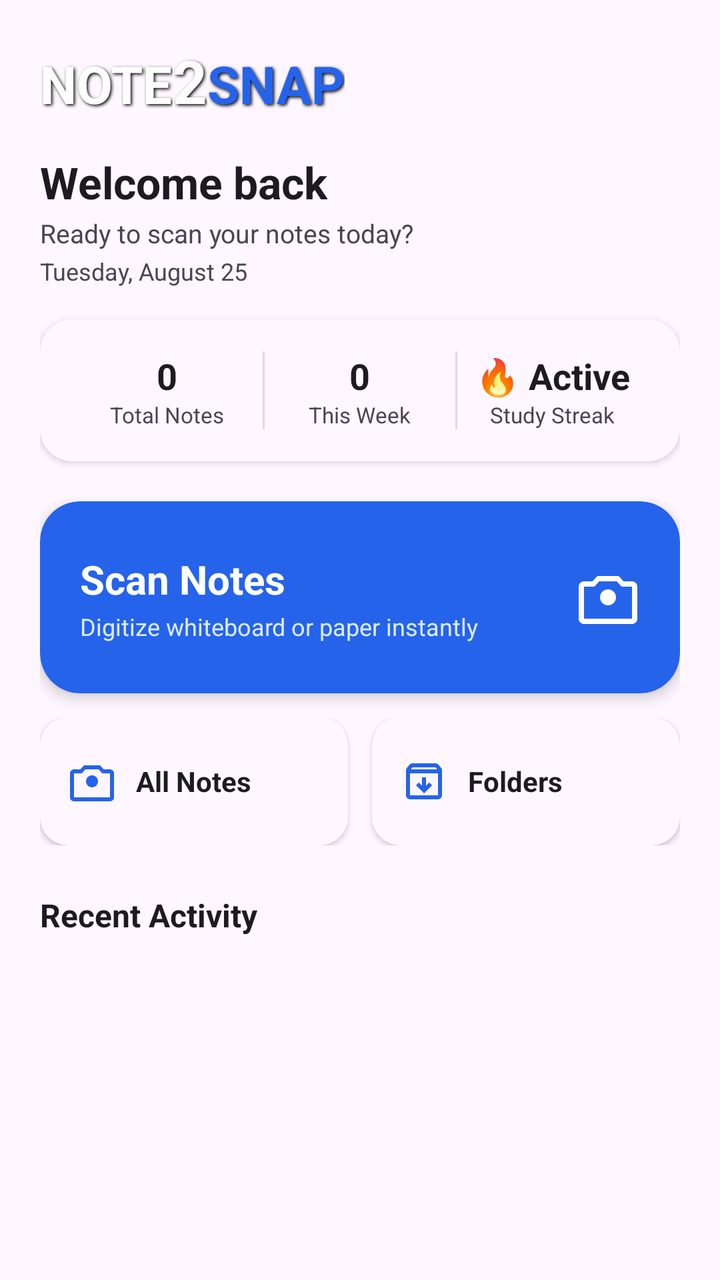
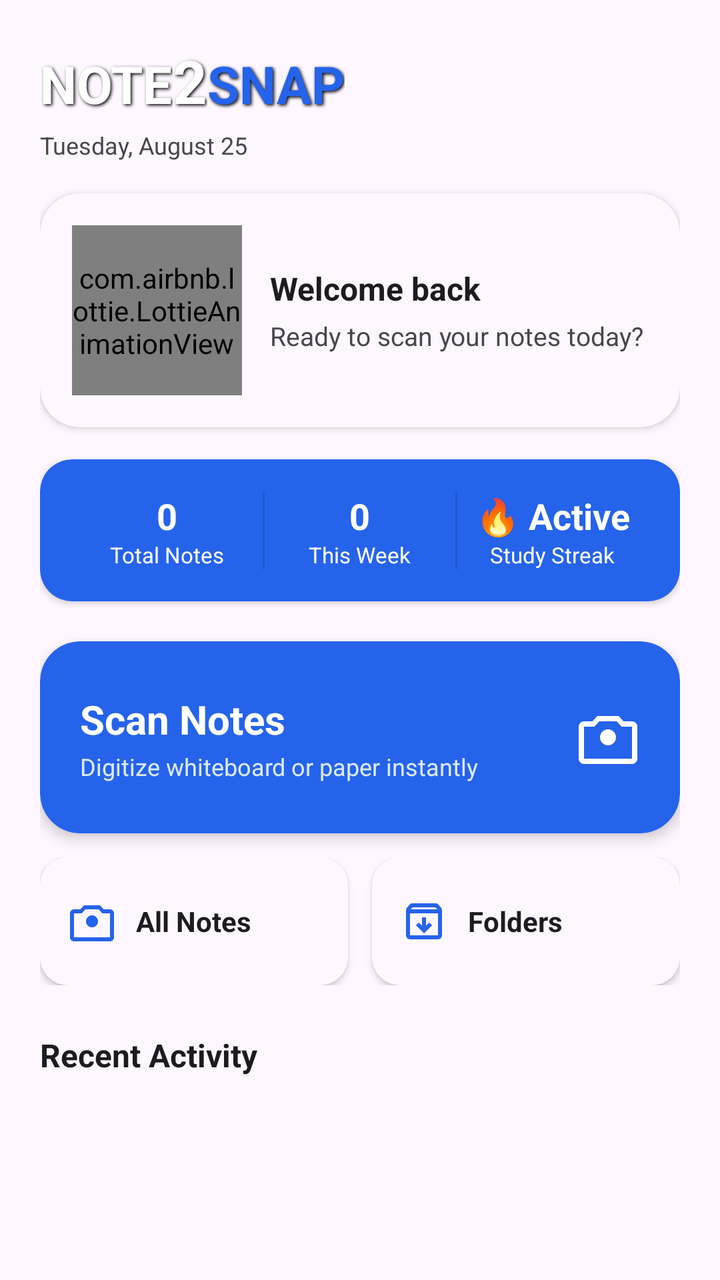

Two renders of the same Android screen: before a commit and after it. Below are the layout's source before the change and the commit's diff.
<!-- AndroidManifest.xml: application theme Theme.Note2Snap -->
<!-- res/layout/fragment_home.xml -->
<?xml version="1.0" encoding="utf-8"?>
<ScrollView xmlns:android="http://schemas.android.com/apk/res/android"
    xmlns:app="http://schemas.android.com/apk/res-auto"
    android:layout_width="match_parent"
    android:layout_height="match_parent"
    android:background="?android:attr/colorBackground"
    android:fillViewport="true">

    <LinearLayout
        android:layout_width="match_parent"
        android:layout_height="wrap_content"
        android:orientation="vertical"
        android:padding="20dp">

        
        <LinearLayout
            android:layout_width="wrap_content"
            android:layout_height="wrap_content"
            android:orientation="horizontal">

            <TextView
                android:id="@+id/tvTitleNote"
                android:layout_width="wrap_content"
                android:layout_height="wrap_content"
                android:shadowColor="#000000"
                android:shadowDx="2"
                android:shadowDy="2"
                android:shadowRadius="4"
                android:text="NOTE"
                android:textColor="#FFFFFF"
                android:textSize="26sp"
                android:textStyle="bold" />

            <TextView
                android:id="@+id/tvTitle2"
                android:layout_width="wrap_content"
                android:layout_height="wrap_content"
                android:text="2"
                android:textColor="#FFFFFF"
                android:textSize="30sp"
                android:textStyle="bold"
                android:shadowColor="#000000"
                android:shadowDx="2"
                android:shadowDy="2"
                android:shadowRadius="4" />

            <TextView
                android:id="@+id/tvTitleSnap"
                android:layout_width="wrap_content"
                android:layout_height="wrap_content"
                android:shadowColor="#000000"
                android:shadowDx="2"
                android:shadowDy="2"
                android:shadowRadius="4"
                android:text="SNAP"
                android:textColor="#2563EB"
                android:textSize="26sp"
                android:textStyle="bold" />
        </LinearLayout>

        
        <TextView
            android:id="@+id/tvGreeting"
            android:layout_width="wrap_content"
            android:layout_height="wrap_content"
            android:layout_marginTop="16dp"
            android:text="Welcome back"
            android:textColor="?android:attr/textColorPrimary"
            android:textSize="22sp"
            android:textStyle="bold" />

        <TextView
            android:id="@+id/tvGreetingSubtitle"
            android:layout_width="wrap_content"
            android:layout_height="wrap_content"
            android:layout_marginTop="2dp"
            android:text="Ready to scan your notes today?"
            android:textColor="?android:attr/textColorSecondary"
            android:textSize="13sp" />

        <TextView
            android:id="@+id/tvDate"
            android:layout_width="wrap_content"
            android:layout_height="wrap_content"
            android:layout_marginTop="2dp"
            android:text="Tuesday, August 25"
            android:textColor="?android:attr/textColorSecondary"
            android:textSize="12sp" />

        
        <androidx.cardview.widget.CardView
            android:layout_width="match_parent"
            android:layout_height="wrap_content"
            android:layout_marginTop="16dp"
            app:cardBackgroundColor="?attr/colorSurface"
            app:cardCornerRadius="16dp"
            app:cardElevation="2dp">

            <LinearLayout
                android:layout_width="match_parent"
                android:layout_height="wrap_content"
                android:orientation="horizontal"
                android:padding="16dp"
                android:weightSum="3">

                <LinearLayout
                    android:layout_width="0dp"
                    android:layout_height="wrap_content"
                    android:layout_weight="1"
                    android:gravity="center"
                    android:orientation="vertical">

                    <TextView
                        android:id="@+id/tvStatTotal"
                        android:layout_width="wrap_content"
                        android:layout_height="wrap_content"
                        android:text="0"
                        android:textColor="?android:attr/textColorPrimary"
                        android:textSize="18sp"
                        android:textStyle="bold" />

                    <TextView
                        android:layout_width="wrap_content"
                        android:layout_height="wrap_content"
                        android:text="Total Notes"
                        android:textColor="?android:attr/textColorSecondary"
                        android:textSize="11sp" />
                </LinearLayout>

                <View
                    android:layout_width="1dp"
                    android:layout_height="match_parent"
                    android:background="?android:attr/dividerVertical" />

                <LinearLayout
                    android:layout_width="0dp"
                    android:layout_height="wrap_content"
                    android:layout_weight="1"
                    android:gravity="center"
                    android:orientation="vertical">

                    <TextView
                        android:id="@+id/tvStatWeek"
                        android:layout_width="wrap_content"
                        android:layout_height="wrap_content"
                        android:text="0"
                        android:textColor="?android:attr/textColorPrimary"
                        android:textSize="18sp"
                        android:textStyle="bold" />

                    <TextView
                        android:layout_width="wrap_content"
                        android:layout_height="wrap_content"
                        android:text="This Week"
                        android:textColor="?android:attr/textColorSecondary"
                        android:textSize="11sp" />
                </LinearLayout>

                <View
                    android:layout_width="1dp"
                    android:layout_height="match_parent"
                    android:background="?android:attr/dividerVertical" />

                <LinearLayout
                    android:layout_width="0dp"
                    android:layout_height="wrap_content"
                    android:layout_weight="1"
                    android:gravity="center"
                    android:orientation="vertical">

                    <TextView
                        android:id="@+id/tvStatStreak"
                        android:layout_width="wrap_content"
                        android:layout_height="wrap_content"
                        android:text="🔥 Active"
                        android:textColor="?android:attr/textColorPrimary"
                        android:textSize="18sp"
                        android:textStyle="bold" />

                    <TextView
                        android:layout_width="wrap_content"
                        android:layout_height="wrap_content"
                        android:text="Study Streak"
                        android:textColor="?android:attr/textColorSecondary"
                        android:textSize="11sp" />
                </LinearLayout>
            </LinearLayout>
        </androidx.cardview.widget.CardView>

        
        <androidx.cardview.widget.CardView
            android:id="@+id/cardScan"
            android:layout_width="match_parent"
            android:layout_height="96dp"
            android:layout_marginTop="20dp"
            android:clickable="true"
            android:focusable="true"
            android:foreground="?attr/selectableItemBackground"
            app:cardBackgroundColor="#2563EB"
            app:cardCornerRadius="20dp"
            app:cardElevation="4dp">

            <RelativeLayout
                android:layout_width="match_parent"
                android:layout_height="match_parent"
                android:padding="20dp">

                <LinearLayout
                    android:layout_width="wrap_content"
                    android:layout_height="wrap_content"
                    android:layout_centerVertical="true"
                    android:orientation="vertical">

                    <TextView
                        android:layout_width="wrap_content"
                        android:layout_height="wrap_content"
                        android:text="Scan Notes"
                        android:textColor="#FFFFFF"
                        android:textSize="20sp"
                        android:textStyle="bold" />

                    <TextView
                        android:layout_width="wrap_content"
                        android:layout_height="wrap_content"
                        android:layout_marginTop="2dp"
                        android:text="Digitize whiteboard or paper instantly"
                        android:textColor="#DBEAFE"
                        android:textSize="12sp" />
                </LinearLayout>

                <ImageView
                    android:layout_width="32dp"
                    android:layout_height="32dp"
                    android:layout_alignParentEnd="true"
                    android:layout_centerVertical="true"
                    android:src="@drawable/ic_camera"
                    app:tint="#FFFFFF" />
            </RelativeLayout>
        </androidx.cardview.widget.CardView>

        
        <LinearLayout
            android:layout_width="match_parent"
            android:layout_height="wrap_content"
            android:layout_marginTop="12dp"
            android:orientation="horizontal"
            android:weightSum="2">

            
            <androidx.cardview.widget.CardView
                android:id="@+id/cardNotes"
                android:layout_width="0dp"
                android:layout_height="64dp"
                android:layout_marginEnd="6dp"
                android:layout_weight="1"
                android:clickable="true"
                android:focusable="true"
                android:foreground="?attr/selectableItemBackground"
                app:cardBackgroundColor="?attr/colorSurface"
                app:cardCornerRadius="14dp"
                app:cardElevation="2dp">

                <LinearLayout
                    android:layout_width="match_parent"
                    android:layout_height="match_parent"
                    android:gravity="center_vertical"
                    android:orientation="horizontal"
                    android:paddingHorizontal="14dp">

                    <ImageView
                        android:layout_width="24dp"
                        android:layout_height="24dp"
                        android:src="@drawable/ic_camera"
                        app:tint="#2563EB" />

                    <TextView
                        android:layout_width="wrap_content"
                        android:layout_height="wrap_content"
                        android:layout_marginStart="10dp"
                        android:text="All Notes"
                        android:textColor="?android:attr/textColorPrimary"
                        android:textSize="14sp"
                        android:textStyle="bold" />
                </LinearLayout>
            </androidx.cardview.widget.CardView>

            
            <androidx.cardview.widget.CardView
                android:id="@+id/cardFolders"
                android:layout_width="0dp"
                android:layout_height="64dp"
                android:layout_marginStart="6dp"
                android:layout_weight="1"
                android:clickable="true"
                android:focusable="true"
                android:foreground="?attr/selectableItemBackground"
                app:cardBackgroundColor="?attr/colorSurface"
                app:cardCornerRadius="14dp"
                app:cardElevation="2dp">

                <LinearLayout
                    android:layout_width="match_parent"
                    android:layout_height="match_parent"
                    android:gravity="center_vertical"
                    android:orientation="horizontal"
                    android:paddingHorizontal="14dp">

                    <ImageView
                        android:layout_width="24dp"
                        android:layout_height="24dp"
                        android:src="@drawable/ic_folder"
                        app:tint="#2563EB" />

                    <TextView
                        android:layout_width="wrap_content"
                        android:layout_height="wrap_content"
                        android:layout_marginStart="10dp"
                        android:text="Folders"
                        android:textColor="?android:attr/textColorPrimary"
                        android:textSize="14sp"
                        android:textStyle="bold" />
                </LinearLayout>
            </androidx.cardview.widget.CardView>
        </LinearLayout>

        
        <TextView
            android:layout_width="wrap_content"
            android:layout_height="wrap_content"
            android:layout_marginTop="24dp"
            android:text="Recent Activity"
            android:textColor="?android:attr/textColorPrimary"
            android:textSize="16sp"
            android:textStyle="bold" />

        <TextView
            android:id="@+id/tvEmptyRecent"
            android:layout_width="wrap_content"
            android:layout_height="wrap_content"
            android:layout_marginTop="10dp"
            android:text="No recent notes found. Tap 'Scan Notes' to get started!"
            android:textColor="?android:attr/textColorSecondary"
            android:textSize="13sp"
            android:visibility="gone" />

        <androidx.recyclerview.widget.RecyclerView
            android:id="@+id/rvRecentNotes"
            android:layout_width="match_parent"
            android:layout_height="wrap_content"
            android:layout_marginTop="10dp"
            android:orientation="horizontal"
            app:layoutManager="androidx.recyclerview.widget.LinearLayoutManager" />

    </LinearLayout>
</ScrollView>
<!-- resources referenced by this layout -->
<resources>
  <!-- drawable ic_camera (drawable) -->
  <?xml version="1.0" encoding="utf-8"?>
  <vector xmlns:android="http://schemas.android.com/apk/res/android"
      android:width="24dp"
      android:height="24dp"
      android:viewportWidth="24"
      android:viewportHeight="24">
      <path
          android:fillColor="#FF111111"
          android:pathData="M12,15c1.66,0 3,-1.34 3,-3s-1.34,-3 -3,-3 -3,1.34 -3,3 1.34,3 3,3zm9,-9h-3.17L16,4H8L6.17,6H3c-1.1,0 -2,0.9 -2,2v12c0,1.1 0.9,2 2,2h18c1.1,0 2,-0.9 2,-2V8c0,-1.1 -0.9,-2 -2,-2zm0,14H3V8h3.88l1.83,-2h6.58l1.83,2H21v12z" />
  </vector>
  <!-- drawable ic_folder (drawable) -->
  <vector xmlns:android="http://schemas.android.com/apk/res/android" android:height="24dp" android:tint="#FFFFFF" android:viewportHeight="960" android:viewportWidth="960" android:width="24dp">
        
      <path android:fillColor="@android:color/white" android:pathData="M480,720L640,560L584,504L520,568L520,400L440,400L440,568L376,504L320,560L480,720ZM200,320L200,760Q200,760 200,760Q200,760 200,760L760,760Q760,760 760,760Q760,760 760,760L760,320L200,320ZM200,840Q167,840 143.5,816.5Q120,793 120,760L120,261Q120,247 124.5,234Q129,221 138,210L188,149Q199,135 215.5,127.5Q232,120 250,120L710,120Q728,120 744.5,127.5Q761,135 772,149L822,210Q831,221 835.5,234Q840,247 840,261L840,760Q840,793 816.5,816.5Q793,840 760,840L200,840ZM216,240L744,240L710,200Q710,200 710,200Q710,200 710,200L250,200Q250,200 250,200Q250,200 250,200L216,240ZM480,540L480,540L480,540Q480,540 480,540Q480,540 480,540L480,540Q480,540 480,540Q480,540 480,540Z"/>
      
  </vector>
  <style name="Theme.Note2Snap" parent="Theme.Material3.DayNight.NoActionBar">
          <item name="colorPrimary">@color/primary</item>
          <item name="colorSecondary">@color/secondary</item>
          <item name="android:windowBackground">@color/background</item>
          <item name="android:statusBarColor">@color/background</item>
      </style>
  <color name="primary">#AFC4F6</color>
  <color name="secondary">#FFF79A</color>
  <color name="background">#FFFFFF</color>
</resources>

<!-- the commit's change to res/layout/fragment_home.xml (unified diff, before → after) -->
@@ -11,6 +11,7 @@
         android:layout_height="wrap_content"
         android:orientation="vertical"
         android:padding="20dp">
+
 
         
         <LinearLayout
@@ -35,14 +36,14 @@
                 android:id="@+id/tvTitle2"
                 android:layout_width="wrap_content"
                 android:layout_height="wrap_content"
+                android:shadowColor="#000000"
+                android:shadowDx="2"
+                android:shadowDy="2"
+                android:shadowRadius="4"
                 android:text="2"
                 android:textColor="#FFFFFF"
                 android:textSize="30sp"
-                android:textStyle="bold"
-                android:shadowColor="#000000"
-                android:shadowDx="2"
-                android:shadowDy="2"
-                android:shadowRadius="4" />
+                android:textStyle="bold" />
 
             <TextView
                 android:id="@+id/tvTitleSnap"
@@ -58,41 +59,76 @@
                 android:textStyle="bold" />
         </LinearLayout>
 
-        
-        <TextView
-            android:id="@+id/tvGreeting"
-            android:layout_width="wrap_content"
-            android:layout_height="wrap_content"
-            android:layout_marginTop="16dp"
-            android:text="Welcome back"
-            android:textColor="?android:attr/textColorPrimary"
-            android:textSize="22sp"
-            android:textStyle="bold" />
-
-        <TextView
-            android:id="@+id/tvGreetingSubtitle"
-            android:layout_width="wrap_content"
-            android:layout_height="wrap_content"
-            android:layout_marginTop="2dp"
-            android:text="Ready to scan your notes today?"
-            android:textColor="?android:attr/textColorSecondary"
-            android:textSize="13sp" />
-
         <TextView
             android:id="@+id/tvDate"
             android:layout_width="wrap_content"
             android:layout_height="wrap_content"
-            android:layout_marginTop="2dp"
+            android:layout_marginTop="4dp"
             android:text="Tuesday, August 25"
             android:textColor="?android:attr/textColorSecondary"
             android:textSize="12sp" />
 
         
         <androidx.cardview.widget.CardView
+            android:id="@+id/cardMascot"
             android:layout_width="match_parent"
             android:layout_height="wrap_content"
             android:layout_marginTop="16dp"
             app:cardBackgroundColor="?attr/colorSurface"
+            app:cardCornerRadius="20dp"
+            app:cardElevation="2dp">
+
+            <LinearLayout
+                android:layout_width="match_parent"
+                android:layout_height="wrap_content"
+                android:gravity="center_vertical"
+                android:orientation="horizontal"
+                android:padding="16dp">
+
+                
+                <com.airbnb.lottie.LottieAnimationView
+                    android:id="@+id/lottieMascot"
+                    android:layout_width="85dp"
+                    android:layout_height="85dp"
+                    app:lottie_autoPlay="true"
+                    app:lottie_loop="true"
+                    app:lottie_rawRes="@raw/robot_mascot" />
+
+                
+                <LinearLayout
+                    android:layout_width="0dp"
+                    android:layout_height="wrap_content"
+                    android:layout_marginStart="14dp"
+                    android:layout_weight="1"
+                    android:orientation="vertical">
+
+                    <TextView
+                        android:id="@+id/tvGreeting"
+                        android:layout_width="wrap_content"
+                        android:layout_height="wrap_content"
+                        android:text="Welcome back"
+                        android:textColor="?android:attr/textColorPrimary"
+                        android:textSize="16sp"
+                        android:textStyle="bold" />
+
+                    <TextView
+                        android:id="@+id/tvGreetingSubtitle"
+                        android:layout_width="wrap_content"
+                        android:layout_height="wrap_content"
+                        android:layout_marginTop="4dp"
+                        android:text="Ready to scan your notes today?"
+                        android:textColor="?android:attr/textColorSecondary"
+                        android:textSize="13sp" />
+                </LinearLayout>
+            </LinearLayout>
+        </androidx.cardview.widget.CardView>
+
+        
+        <androidx.cardview.widget.CardView
+            android:layout_width="match_parent"
+            android:layout_height="wrap_content"
+            android:layout_marginTop="16dp"
+            app:cardBackgroundColor="#2563EB"
             app:cardCornerRadius="16dp"
             app:cardElevation="2dp">
 
@@ -115,7 +151,7 @@
                         android:layout_width="wrap_content"
                         android:layout_height="wrap_content"
                         android:text="0"
-                        android:textColor="?android:attr/textColorPrimary"
+                        android:textColor="#FFFFFF"
                         android:textSize="18sp"
                         android:textStyle="bold" />
 
@@ -123,7 +159,7 @@
                         android:layout_width="wrap_content"
                         android:layout_height="wrap_content"
                         android:text="Total Notes"
-                        android:textColor="?android:attr/textColorSecondary"
+                        android:textColor="#FFFFFF"
                         android:textSize="11sp" />
                 </LinearLayout>
 
@@ -144,7 +180,7 @@
                         android:layout_width="wrap_content"
                         android:layout_height="wrap_content"
                         android:text="0"
-                        android:textColor="?android:attr/textColorPrimary"
+                        android:textColor="#FFFFFF"
                         android:textSize="18sp"
                         android:textStyle="bold" />
 
@@ -152,7 +188,7 @@
                         android:layout_width="wrap_content"
                         android:layout_height="wrap_content"
                         android:text="This Week"
-                        android:textColor="?android:attr/textColorSecondary"
+                        android:textColor="#FFFFFF"
                         android:textSize="11sp" />
                 </LinearLayout>
 
@@ -173,7 +209,7 @@
                         android:layout_width="wrap_content"
                         android:layout_height="wrap_content"
                         android:text="🔥 Active"
-                        android:textColor="?android:attr/textColorPrimary"
+                        android:textColor="#FFFFFF"
                         android:textSize="18sp"
                         android:textStyle="bold" />
 
@@ -181,7 +217,7 @@
                         android:layout_width="wrap_content"
                         android:layout_height="wrap_content"
                         android:text="Study Streak"
-                        android:textColor="?android:attr/textColorSecondary"
+                        android:textColor="#FFFFFF"
                         android:textSize="11sp" />
                 </LinearLayout>
             </LinearLayout>
